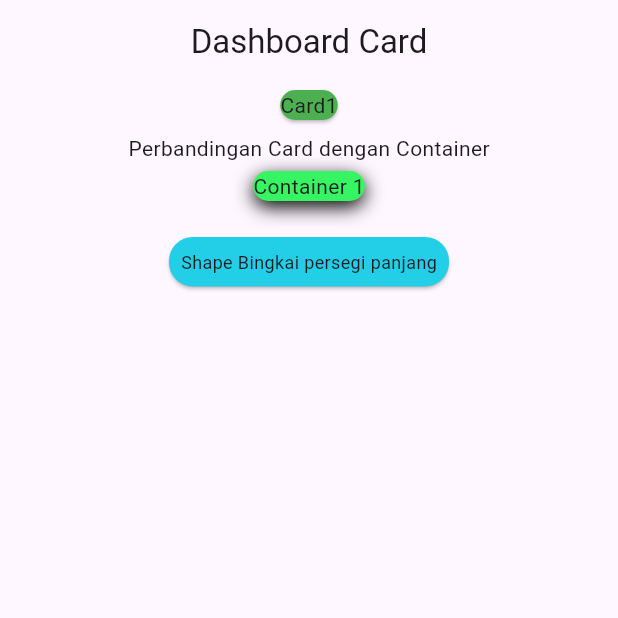
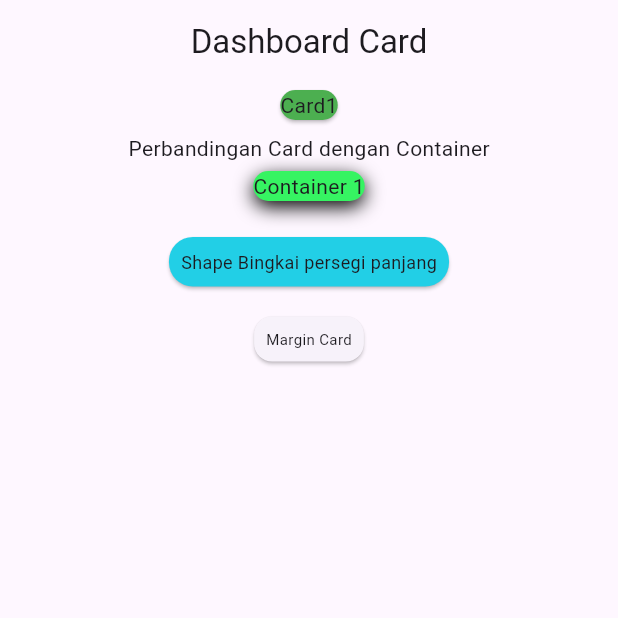
Before and after one commit to AryaPramudya898/latihan8, a Flutter app: the screen it shows after launch, on a phone screen of 412 x 824 dp, the top half of it. Run offline on Flutter 3.47's test engine with Material 3 defaults, Android fonts, the light colour scheme and no system bars.

Commit message:
Menambah margin

```diff
--- a/lib/card/card.dart
+++ b/lib/card/card.dart
@@ -45,7 +45,16 @@ class MyCard extends StatelessWidget {
                       child: Text("Shape Bingkai persegi panjang",
                         style: TextStyle(fontSize: 12.0)),
                       ),
-                    )
+
+                    ),
+                    Card(
+                    margin: EdgeInsets.all(16.0),
+                    child: Padding(
+                    padding: const EdgeInsets.all(8.0),
+                   child: Text("Margin Card", style: TextStyle(fontSize: 10.0)),
+                  ),
+                  ),
+
             ],
           ),
         ),
```
